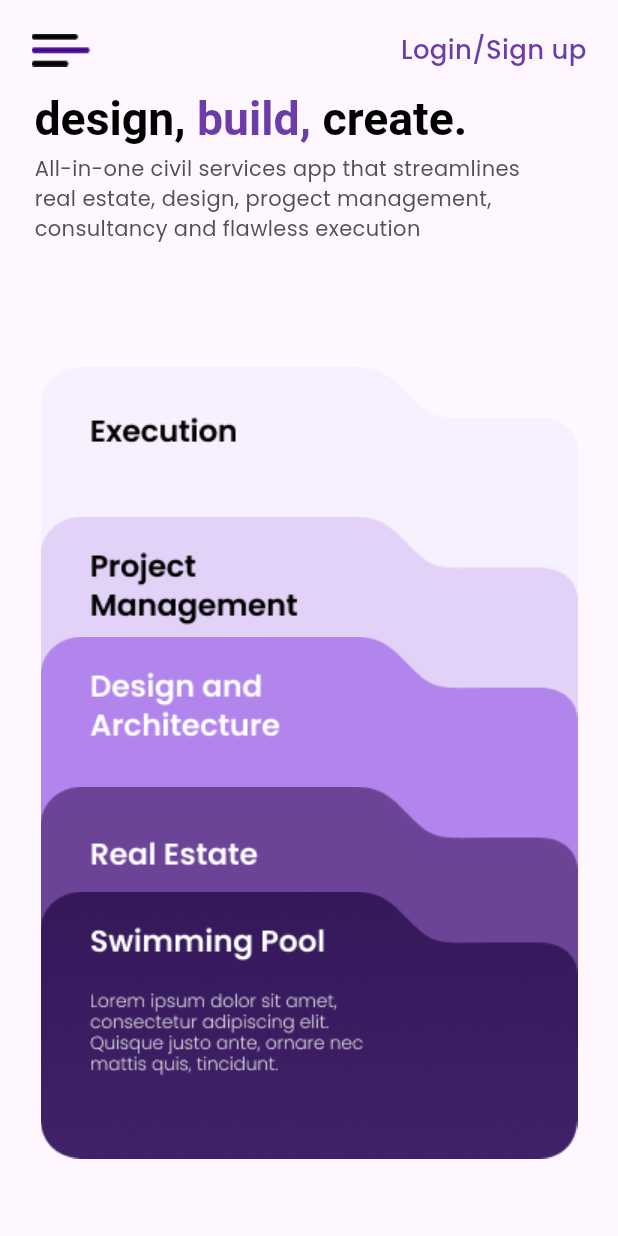
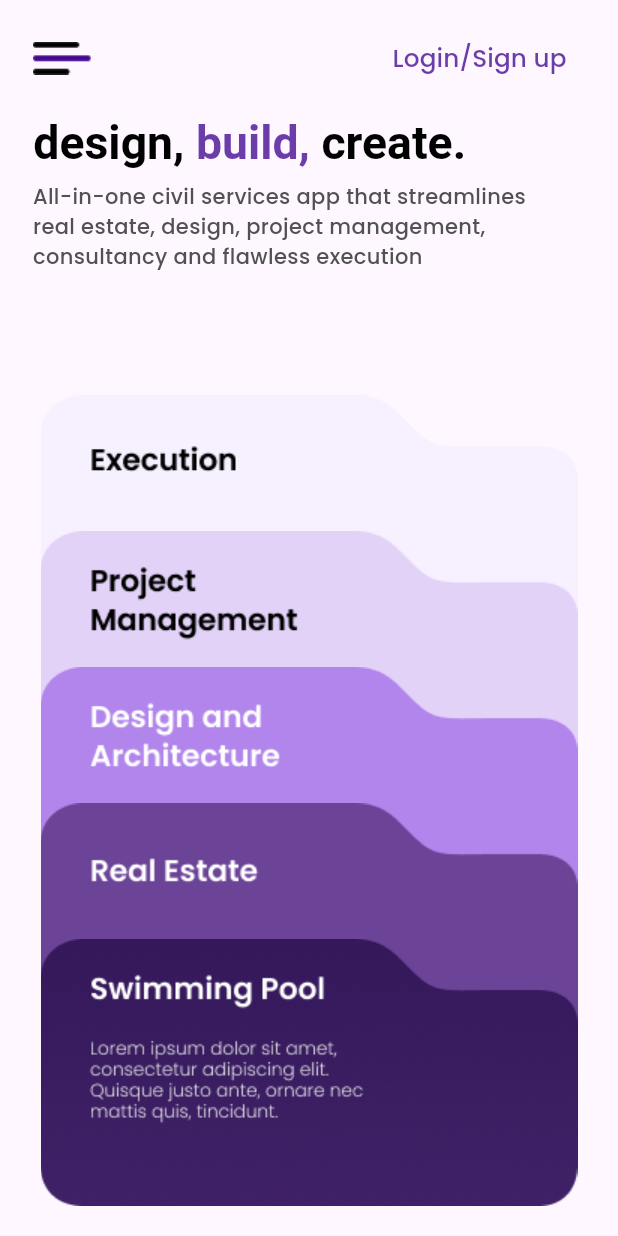
Before and after one commit to HariRags/MYCE, a Flutter app: the screen it shows after launch, on a phone screen of 412 x 824 dp. Run offline on Flutter 3.47's test engine with Material 3 defaults, Android fonts, the light colour scheme and no system bars.

Commit message:
made homepage responsive

```diff
--- a/lib/pages/homepage.dart
+++ b/lib/pages/homepage.dart
@@ -1,6 +1,4 @@
-import 'package:flutter/cupertino.dart';
 import 'package:flutter/material.dart';
-import 'package:flutter/widgets.dart';
 import '../utilities/responsive.dart';
 
 class HomePage extends StatefulWidget {
@@ -15,24 +13,25 @@ class _HomePageState extends State<HomePage> {
   Widget build(BuildContext context) {
     const Color customPurple = Color(0xFF6C3CA9);
     const Color customGrey = Color(0xFF515151);
+    var  leftSpacing= Responsive.width(5.3, context);
     return   Material(
       child: SafeArea(
         child: Scaffold(
           body: Column(
             children: [
               Padding(
-                padding: const EdgeInsets.fromLTRB(21,21,21,0),
+                padding:  EdgeInsets.fromLTRB(leftSpacing,Responsive.height(1.8, context),Responsive.width(5.4, context),0),
                 child: Row(
                   mainAxisAlignment: MainAxisAlignment.spaceBetween,
                   children: [
                     InkWell(child: Image.asset('assets/images/burger_icon.png'), onTap: (){},),
-                    Text('Login/Sign up', style: TextStyle(color:customPurple, fontSize:  Responsive.height(2.1, context), fontWeight: FontWeight.w500),)
+                    TextButton(onPressed: (){},child: Text('Login/Sign up', style: TextStyle(color:customPurple, fontSize:  Responsive.height(2, context), fontWeight: FontWeight.w500)),)
                   ],
 
                 ),
               ),
               Container(
-                padding: EdgeInsets.fromLTRB(23, 15, 21, 0),
+                padding: EdgeInsets.fromLTRB(Responsive.width(5.4, context), Responsive.height(1.7, context), Responsive.width(5.7, context), 0),
                 alignment: Alignment.topLeft,
                 child: RichText(
                   text: TextSpan(
@@ -46,34 +45,32 @@ class _HomePageState extends State<HomePage> {
                 ),
               ),
               Container(
-                padding: EdgeInsets.fromLTRB(23, 5, 50, 0),
-                child: Text('All-in-one civil services app that streamlines real estate, design, progect management, consultancy and flawless execution', softWrap: true, style: TextStyle(color: customGrey, fontWeight: FontWeight.w400),),
+                padding: EdgeInsets.fromLTRB(leftSpacing, Responsive.height(1, context), Responsive.width(10, context), 0),
+                child: const Text('All-in-one civil services app that streamlines real estate, design, project management, consultancy and flawless execution', softWrap: true, style: TextStyle(color: customGrey, fontWeight: FontWeight.w500),),
                 ),
                 SizedBox(
                   height: Responsive.height(10, context),
                 ),
-                 const Expanded(
+                   Expanded(
                    child: Stack(
                     alignment: Alignment.topCenter,
                     children:[
-                     Image(image: AssetImage('assets/images/homepage_folders/Execution.png'),),
+                     const Image(image: AssetImage('assets/images/homepage_folders/Execution.png'),),
                      Positioned(
-                      top:100 ,
-                      child: Image(image: AssetImage('assets/images/homepage_folders/ProjectManagement.png'),)),
+                      top:Responsive.height(11, context) ,
+                      child: const Image(image: AssetImage('assets/images/homepage_folders/ProjectManagement.png'),)),
                       Positioned(
-                      top:180 ,
-                      child: Image(image: AssetImage('assets/images/homepage_folders/DesignAndArchitecture.png'),)),
+                      top:Responsive.height(22, context) ,
+                      child: const Image(image: AssetImage('assets/images/homepage_folders/DesignAndArchitecture.png'),)),
                       Positioned(
-                      top:280 ,
-                      child: Image(image: AssetImage('assets/images/homepage_folders/RealEstate.png'),)),
+                      top:Responsive.height(33, context) ,
+                      child: const Image(image: AssetImage('assets/images/homepage_folders/RealEstate.png'),)),
                       Positioned(
-                      top:350 ,
-                      child: Image(image: AssetImage('assets/images/homepage_folders/SwimmingPool.png'),))
+                      top:Responsive.height(44, context) ,
+                      child: const Image(image: AssetImage('assets/images/homepage_folders/SwimmingPool.png'),))
 
                      ]),
                  )
-
-
             ],
           )
         ),
```
